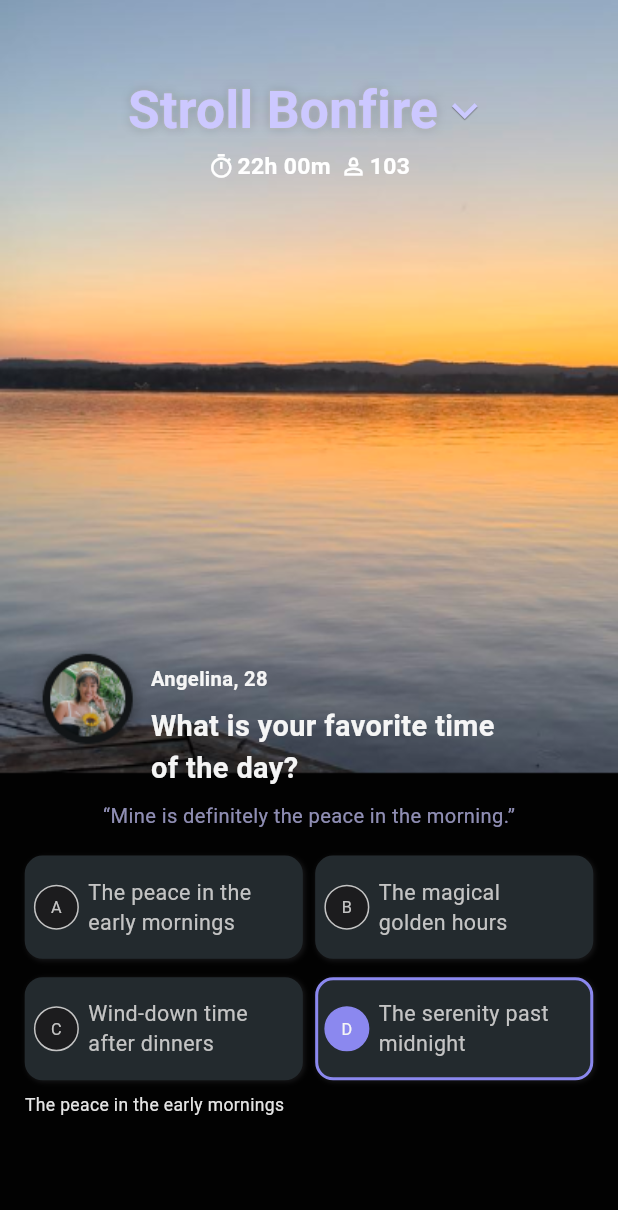
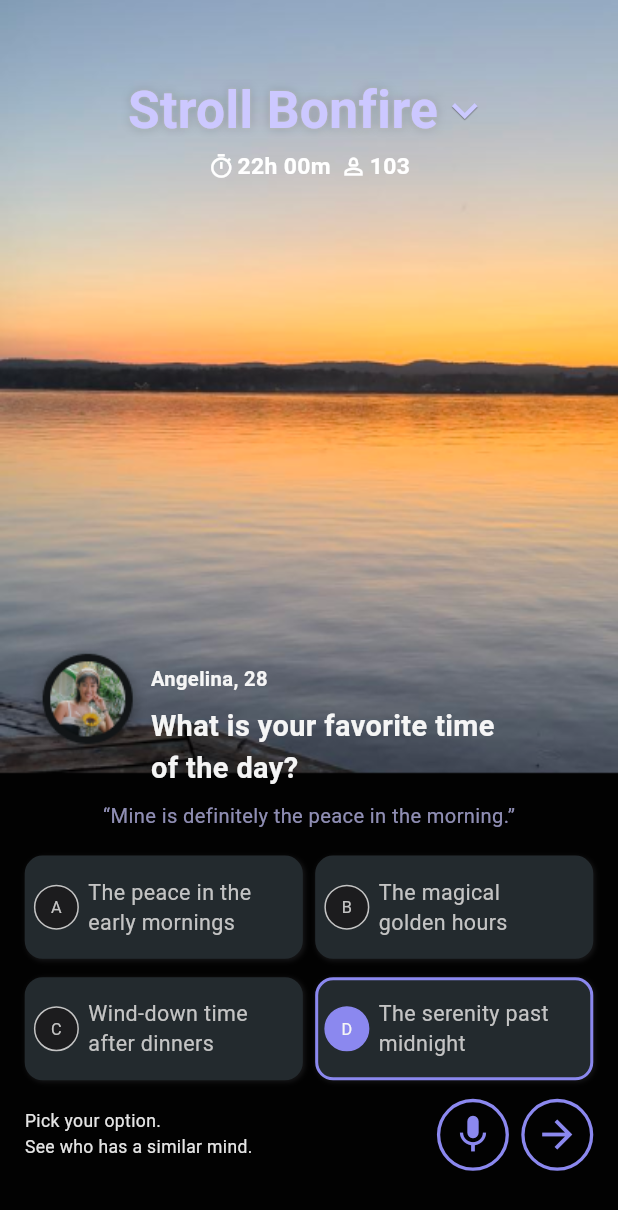
Before and after one commit to Shailesh-Tagadghar/strollTask, a Flutter app: the screen it shows after launch, on a phone screen of 412 x 824 dp. Shown: the top 1210 px of the screen. Run offline on Flutter 3.47's test engine with Material 3 defaults, Android fonts, the light colour scheme and no system bars; our stand-ins replace sizer.

Commit message:
home page complete

```diff
--- a/lib/Pages/home_page.dart
+++ b/lib/Pages/home_page.dart
@@ -18,7 +18,7 @@ class HomePage extends StatelessWidget {
           Image.asset(
             AssetConstant.bgImage,
             width: 100.w,
-            fit: BoxFit.contain,
+            fit: BoxFit.cover,
           ),
           Padding(
             padding: EdgeInsets.only(left: 4.w, right: 4.w, top: 6.h),
@@ -182,14 +182,54 @@ class HomePage extends StatelessWidget {
                     ),
                   ],
                 ),
-                SizedBox(height: 1.h),
-                Row(mainAxisAlignment: MainAxisAlignment.spaceBetween,children: [
-                  TextWidget(StringConstant.option1,
-                    color: ColorConstant.optionTextColor,
-                    fontSize: 14,
-                    fontWeight: FontWeight.w400,
-                  ),
-                ],)
+                SizedBox(height: 1.5.h),
+                Row(
+                  mainAxisAlignment: MainAxisAlignment.spaceBetween,
+                  children: [
+                    Expanded(
+                      child: TextWidget(
+                        StringConstant.option5,
+                        color: ColorConstant.optionTextColor,
+                        fontSize: 14,
+                        fontWeight: FontWeight.w400,
+                        textAlign: TextAlign.start,
+                      ),
+                    ),
+                    Container(
+                      width: 48,
+                      height: 48,
+                      decoration: BoxDecoration(
+                        border: Border.all(
+                          color: ColorConstant.iconColor,
+                          width: 2.2,
+                        ),
+                        shape: BoxShape.circle,
+                      ),
+                      child: Icon(
+                        Icons.mic,
+                        color: ColorConstant.iconColor,
+                        size: 30,
+                      ),
+                    ),
+                    SizedBox(width: 2.w),
+                    Container(
+                      width: 48,
+                      height: 48,
+                      decoration: BoxDecoration(
+                        border: Border.all(
+                          color: ColorConstant.iconColor,
+                          width: 2.2,
+                        ),
+                        shape: BoxShape.circle,
+                      ),
+                      child: Icon(
+                        Icons.arrow_forward,
+                        color: ColorConstant.iconColor,
+                        size: 30,
+                      ),
+                    )
+                  ],
+                )
               ],
             ),
           ),
--- a/lib/Utils/Constants/string_constant.dart
+++ b/lib/Utils/Constants/string_constant.dart
@@ -11,7 +11,7 @@ class StringConstant {
   static const String option3 = 'Wind-down time after dinners';
   static const String option4 = 'The serenity past midnight';
   static const String option5 = '''Pick your option.
-  See who has a similar mind.''';
+See who has a similar mind.''';
 
 
 
```
